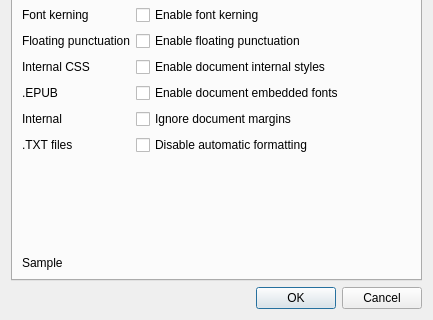
The window that cr3qt/src/settings.ui (buggins/coolreader) describes before a commit, drawn with Qt 5; both pictures show x 0 to 433 and y 429 to 749 of the 433 by 749 pixel window.
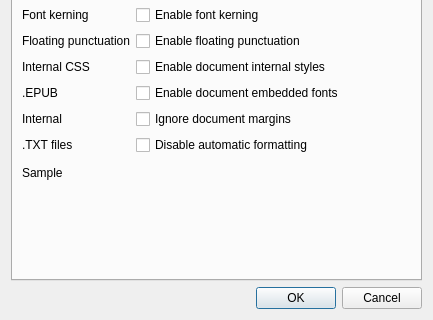
The same window after the commit. Icons and pictures are not drawn. Custom widgets are drawn as their Qt base class.

Commit message: Desktop/Qt: restored layout in settings dialog, that is broken in 93248693912eb7cc275d223326aa61b5a34bdc40

```diff
--- a/cr3qt/src/settings.ui
+++ b/cr3qt/src/settings.ui
@@ -1683,7 +1683,7 @@
            </property>
           </widget>
          </item>
-         <item row="209" column="0">
+         <item row="20" column="0">
           <widget class="QLabel" name="label_15">
            <property name="text">
             <string>Sample</string>
```
